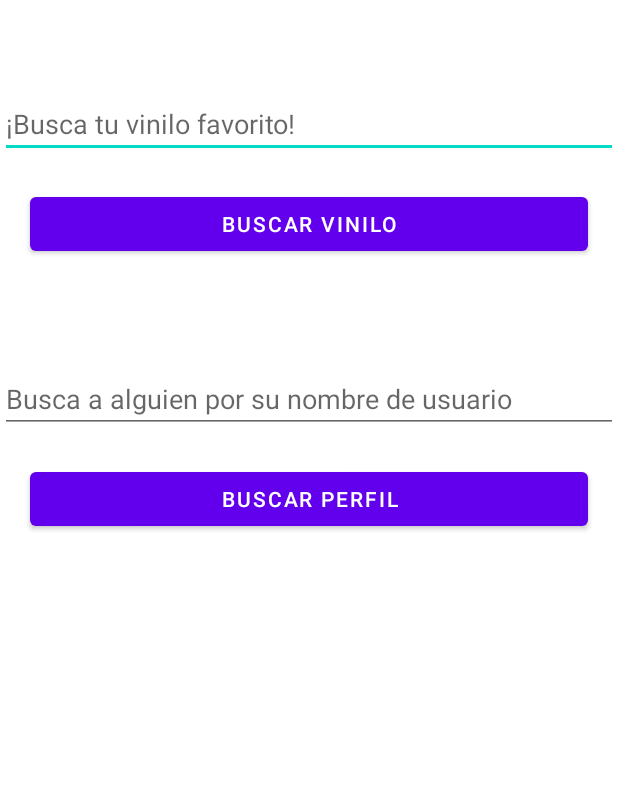
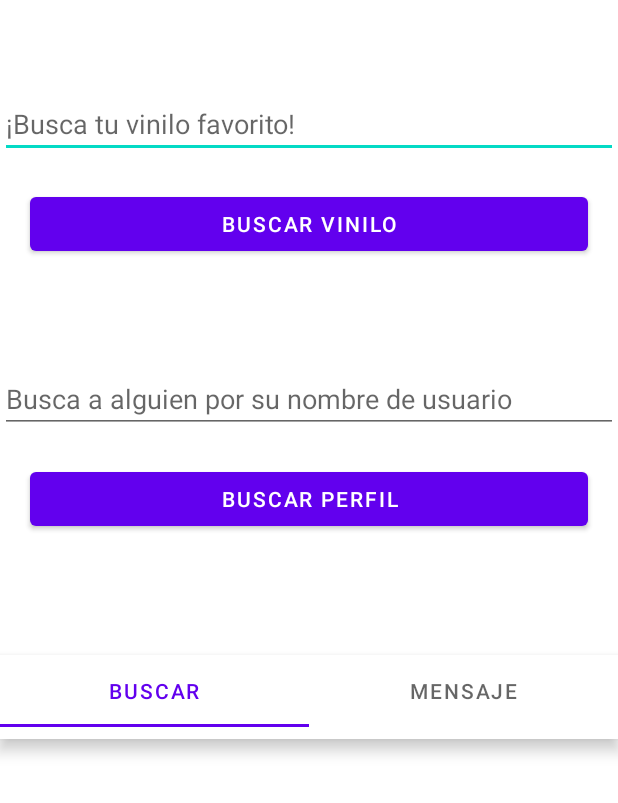
Before and after one commit to fernandoseara/Practica-PSi, an Android app: the screen it shows after launch (MainActivity), on a phone screen of 412 x 824 dp, the part 433-1236 px from its top. Run offline under Robolectric (Android 15) with nearby library versions, the phone set to English and light mode, and no system bars; our stand-ins replace Firebase (no records; nobody signed in at launch, a user with empty details on screens opened directly), data binding.

Commit message:
Añadidas pestañas para ir a la futura act. de mensajería

```diff
--- a/app/src/main/java/es/udc/psi/MainActivity.java
+++ b/app/src/main/java/es/udc/psi/MainActivity.java
@@ -24,6 +24,7 @@ import android.widget.Toast;
 
 import com.google.android.gms.tasks.OnCompleteListener;
 import com.google.android.gms.tasks.Task;
+import com.google.android.material.tabs.TabLayout;
 import com.google.firebase.auth.FirebaseAuth;
 import com.google.firebase.auth.FirebaseUser;
 import com.google.firebase.firestore.FirebaseFirestore;
@@ -53,6 +54,27 @@ public class MainActivity extends AppCompatActivity{
         setup_buscarPerfiles();
 
         setup_buscarVinilos();
+
+
+        TabLayout tabLayout = findViewById(R.id.mainActivity_tab_layout);
+        tabLayout.getTabAt(0).select();
+
+        TabLayout.Tab tab = tabLayout.getTabAt(1);
+        if (tab != null) {
+            tabLayout.setOnTabSelectedListener(new TabLayout.OnTabSelectedListener() {
+                @Override
+                public void onTabSelected(TabLayout.Tab tab) {
+                    if (tab.getPosition() == 1) {
+                        Intent intent = new Intent(MainActivity.this, MensajeHub.class);
+                        startActivity(intent);
+                    }
+                }
+                @Override
+                public void onTabUnselected(TabLayout.Tab tab) {}
+                @Override
+                public void onTabReselected(TabLayout.Tab tab) {}
+            });
+        }
     }
 
     public void setup_buscarPerfiles(){
--- a/app/src/main/res/layout/activity_main.xml
+++ b/app/src/main/res/layout/activity_main.xml
@@ -7,6 +7,7 @@
     android:layout_height="match_parent"
     android:orientation="vertical"
     tools:context=".MainActivity">
+
 
     <LinearLayout
         android:layout_width="match_parent"
@@ -25,7 +26,7 @@
             android:id="@+id/BuscarVinilos_textoInferior"
             android:layout_width="match_parent"
             android:layout_height="wrap_content"
-            android:text="¡Bienvenido a TocAppDiscos! \n\nÉchale un ojo a las cosas que puedes hacer..."
+            android:text="@string/bienvenido_a_tocappdiscos_n_n_chale_un_ojo_a_las_cosas_que_puedes_hacer"
             android:gravity="center"
             android:layout_marginTop="20sp"
             android:layout_margin = "10sp"/>
@@ -94,13 +95,33 @@
 
     </LinearLayout>
 
-    <!-- Layout de lo que sea que pongamos en el resto de espacio -->
-    <LinearLayout
+
+    <com.google.android.material.tabs.TabLayout
+        android:id="@+id/mainActivity_tab_layout"
         android:layout_width="match_parent"
-        android:layout_height="match_parent"
-        android:orientation="vertical">
+        android:layout_height="wrap_content"
+        android:elevation="6dp"
+        android:layout_gravity="bottom"
+        android:minHeight="?attr/actionBarSize"
+        android:theme="@style/ThemeOverlay.AppCompat.Dark.ActionBar"
+        app:tabMode="fixed"
+        app:tabGravity="fill"
+        android:layout_marginTop="60dp"
+        >
 
-    </LinearLayout>
+        <com.google.android.material.tabs.TabItem
+            android:id="@+id/tab_buscar"
+            android:layout_width="wrap_content"
+            android:layout_height="wrap_content"
+            android:text="Buscar" />
+
+        <com.google.android.material.tabs.TabItem
+            android:id="@+id/tab_mensaje"
+            android:layout_width="wrap_content"
+            android:layout_height="wrap_content"
+            android:text="Mensaje" />
+
+    </com.google.android.material.tabs.TabLayout>
 
 </LinearLayout>
 </layout>
--- a/app/src/main/res/values/strings.xml
+++ b/app/src/main/res/values/strings.xml
@@ -17,4 +17,5 @@
     <string name="name">Nombre</string>
     <string name="lastname">Apellidos</string>
     <string name="description">Descripción</string>
+    <string name="bienvenido_a_tocappdiscos_n_n_chale_un_ojo_a_las_cosas_que_puedes_hacer">¡Bienvenido a TocAppDiscos! \n\nÉchale un ojo a las cosas que puedes hacer...</string>
 </resources>
```
Also changed, not shown: app/src/main/AndroidManifest.xml (+8 -5 lines), app/src/main/java/es/udc/psi/MensajeHub.java (added, +38 -0 lines), app/src/main/res/layout/activity_mensaje_hub.xml (added, +58 -0 lines).
